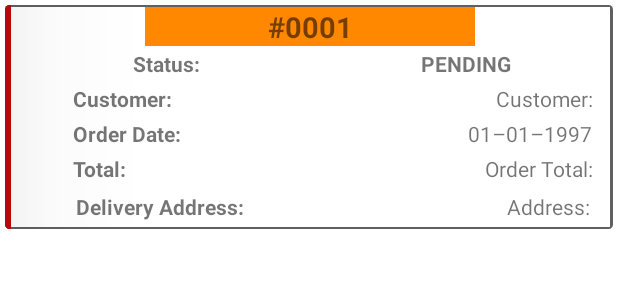
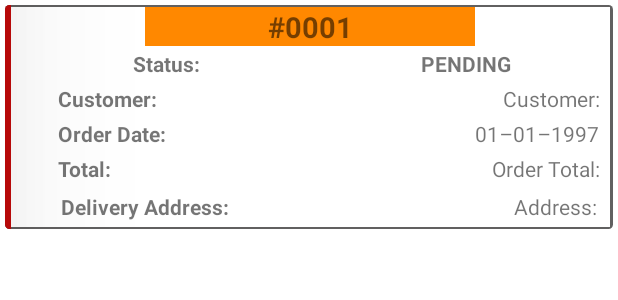
Before and after one commit to StevieApp/restaurantorders, an Android app: the layout each_order.xml on its own in the app's theme, with its tools: preview values and no code run, on a phone screen of 412 x 824 dp. Shown: the top 300 px of the screen. Run offline under Robolectric (Android 15) with nearby library versions, the phone set to English and light mode, and no system bars; network calls fail.

Commit message:
UI changes made... done single cart item changed bottom navigation order changed
[pending] [dispatched] [all orders]

order item design changed
delivery details changed

few fixes

```diff
--- a/app/src/main/res/layout/each_order.xml
+++ b/app/src/main/res/layout/each_order.xml
@@ -90,7 +90,7 @@
                 android:layout_weight=".5"
                 android:gravity="start"
                 android:textStyle="bold"
-                android:paddingStart="40dp"
+                android:paddingStart="30dp"
                 android:text="@string/orderowner" />
 
             <TextView
@@ -100,7 +100,7 @@
                 android:layout_margin="2dp"
                 android:layout_weight=".5"
                 android:gravity="end"
-                android:paddingEnd="10dp"
+                android:paddingEnd="5dp"
                 android:text="@string/orderowner" />
         </LinearLayout>
 
@@ -115,7 +115,7 @@
                 android:layout_weight=".5"
                 android:gravity="start"
                 android:textStyle="bold"
-                android:paddingStart="40dp"
+                android:paddingStart="30dp"
                 android:text="@string/order_date" />
 
             <TextView
@@ -125,7 +125,7 @@
                 android:layout_margin="2dp"
                 android:layout_weight=".5"
                 android:gravity="end"
-                android:paddingEnd="10dp"
+                android:paddingEnd="5dp"
                 android:text="@string/orderdate" />
         </LinearLayout>
 
@@ -140,7 +140,7 @@
                 android:layout_weight=".5"
                 android:gravity="start"
                 android:layout_margin="2dp"
-                android:paddingStart="40dp"
+                android:paddingStart="30dp"
                 android:textStyle="bold"
                 android:text="@string/total" />
 
@@ -151,7 +151,7 @@
                 android:layout_weight=".5"
                 android:gravity="end"
                 android:layout_margin="2dp"
-                android:paddingEnd="10dp"
+                android:paddingEnd="5dp"
                 android:text="@string/order_total" />
 
         </LinearLayout>
@@ -167,7 +167,7 @@
                 android:layout_weight=".5"
                 android:gravity="start"
                 android:layout_margin="2dp"
-                android:paddingStart="40dp"
+                android:paddingStart="30dp"
                 android:textStyle="bold"
                 android:text="@string/delivery_address">
 
@@ -180,7 +180,7 @@
                 android:layout_weight=".5"
                 android:gravity="end"
                 android:layout_margin="2dp"
-                android:paddingEnd="10dp"
+                android:paddingEnd="5dp"
                 android:text="@string/address">
 
             </TextView>
```
Also changed, not shown: app/src/main/java/com/kilimanjarofood/restaurantorders/RecyclerViewAdapter.java (+8 -2 lines).
